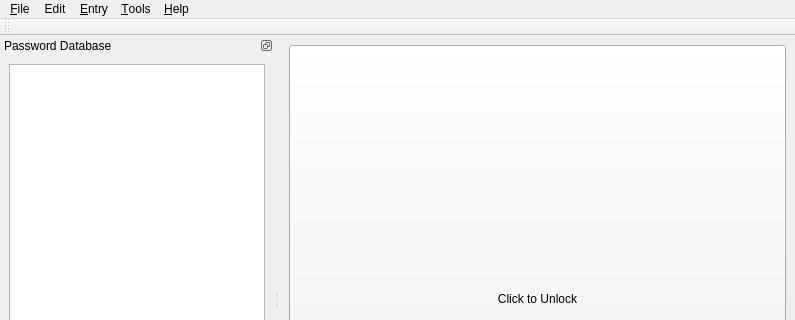
Before: the Qt Designer form src/apps/gryptonite/mainwindow.ui in karagog/Gryptonite, drawn with Qt 5; both pictures show x 0 to 795 and y 0 to 320 of the 795 by 584 pixel window.
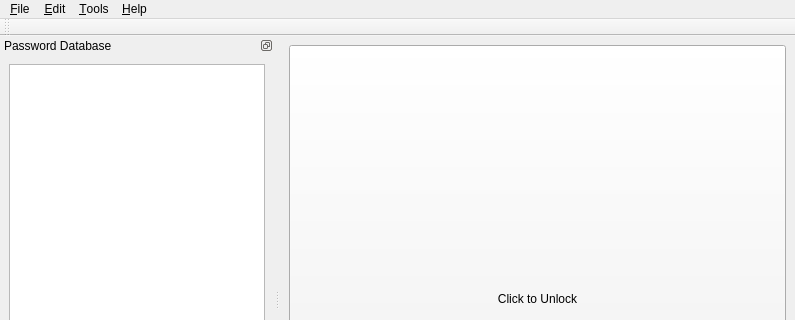
After: the same form once the commit is applied. Icons and pictures are not drawn. Custom widgets are drawn as their Qt base class.

Commit message: Improved the main window by adding lots more keyboard shortcuts and improving the actions available to the user

The edit to the form file:
```diff
--- a/src/apps/gryptonite/mainwindow.ui
+++ b/src/apps/gryptonite/mainwindow.ui
@@ -96,7 +96,7 @@
      <x>0</x>
      <y>0</y>
      <width>795</width>
-     <height>21</height>
+     <height>25</height>
     </rect>
    </property>
    <widget class="QMenu" name="menu_File">
@@ -117,16 +117,6 @@
     <addaction name="separator"/>
     <addaction name="actionQuit"/>
    </widget>
-   <widget class="QMenu" name="menuEntry">
-    <property name="title">
-     <string>&amp;Entry</string>
-    </property>
-    <addaction name="actionNew_Entry"/>
-    <addaction name="action_EditEntry"/>
-    <addaction name="action_DeleteEntry"/>
-    <addaction name="separator"/>
-    <addaction name="action_Search"/>
-   </widget>
    <widget class="QMenu" name="menu_Tools">
     <property name="title">
      <string>&amp;Tools</string>
@@ -141,7 +131,7 @@
    </widget>
    <widget class="QMenu" name="menuEdit">
     <property name="title">
-     <string>Edit</string>
+     <string>&amp;Edit</string>
     </property>
     <addaction name="action_Undo"/>
     <addaction name="action_Redo"/>
@@ -151,7 +141,6 @@
    </widget>
    <addaction name="menu_File"/>
    <addaction name="menuEdit"/>
-   <addaction name="menuEntry"/>
    <addaction name="menu_Tools"/>
    <addaction name="menu_Help"/>
   </widget>
```
Left out of the diff: 43 changed lines with no effect on the pictures. The commit also changes 2 other files.
